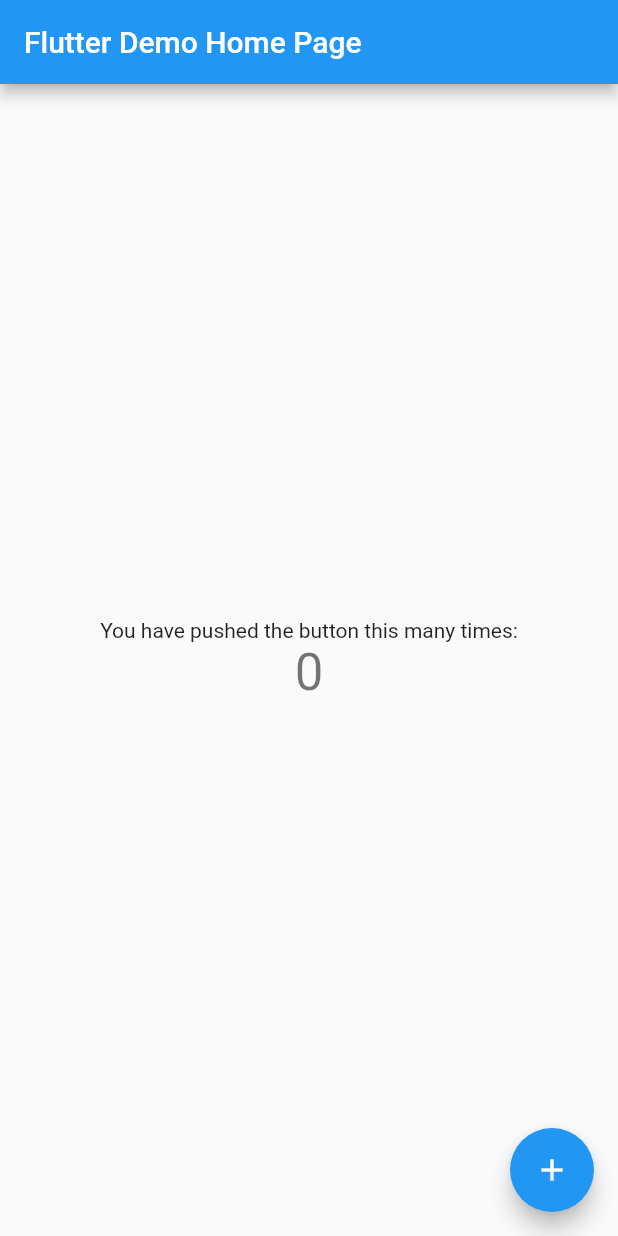
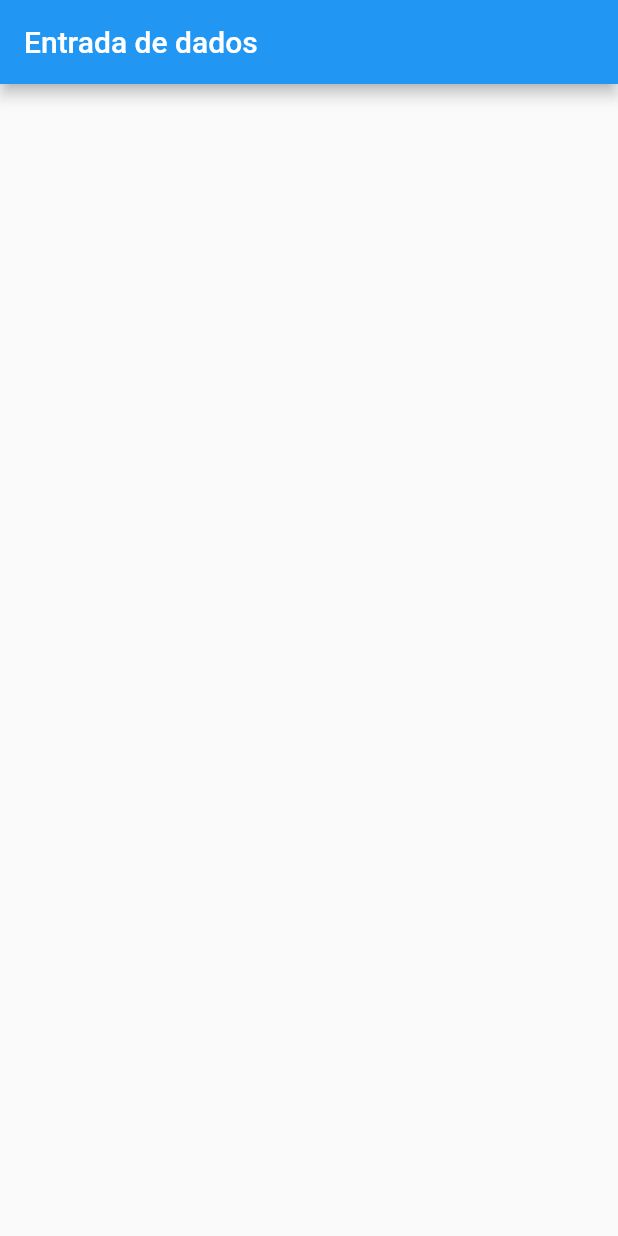
Before and after one commit to danielfmpc/checkbox, a Flutter app: the screen it shows after launch, on a phone screen of 412 x 824 dp. Run offline on Flutter 3.47's test engine with Material 2 defaults, Android fonts, the phone set to English and light mode, and no system bars.

Commit message:
Criando a estrutura

```diff
--- /dev/null
+++ b/lib/CampoTexto.dart
@@ -0,0 +1,17 @@
+import 'package:flutter/material.dart';
+
+class CampoTexto extends StatefulWidget {
+  @override
+  _CampoTextoState createState() => _CampoTextoState();
+}
+
+class _CampoTextoState extends State<CampoTexto> {
+	@override
+	Widget build(BuildContext context) {
+		return Scaffold(
+			appBar: AppBar(
+				title: Text("Entrada de dados"),
+			),
+		);
+	}
+}
--- a/lib/main.dart
+++ b/lib/main.dart
@@ -1,111 +1,11 @@
 import 'package:flutter/material.dart';
+import 'CampoTexto.dart';
 
-void main() => runApp(MyApp());
-
-class MyApp extends StatelessWidget {
-  // This widget is the root of your application.
-  @override
-  Widget build(BuildContext context) {
-    return MaterialApp(
-      title: 'Flutter Demo',
-      theme: ThemeData(
-        // This is the theme of your application.
-        //
-        // Try running your application with "flutter run". You'll see the
-        // application has a blue toolbar. Then, without quitting the app, try
-        // changing the primarySwatch below to Colors.green and then invoke
-        // "hot reload" (press "r" in the console where you ran "flutter run",
-        // or simply save your changes to "hot reload" in a Flutter IDE).
-        // Notice that the counter didn't reset back to zero; the application
-        // is not restarted.
-        primarySwatch: Colors.blue,
-      ),
-      home: MyHomePage(title: 'Flutter Demo Home Page'),
-    );
-  }
+void main(){
+	runApp(
+		MaterialApp(
+			home: CampoTexto(),
+			debugShowCheckedModeBanner: false,
+		),
+	);
 }
-
-class MyHomePage extends StatefulWidget {
-  MyHomePage({Key key, this.title}) : super(key: key);
-
-  // This widget is the home page of your application. It is stateful, meaning
-  // that it has a State object (defined below) that contains fields that affect
-  // how it looks.
-
-  // This class is the configuration for the state. It holds the values (in this
-  // case the title) provided by the parent (in this case the App widget) and
-  // used by the build method of the State. Fields in a Widget subclass are
-  // always marked "final".
-
-  final String title;
-
-  @override
-  _MyHomePageState createState() => _MyHomePageState();
-}
-
-class _MyHomePageState extends State<MyHomePage> {
-  int _counter = 0;
-
-  void _incrementCounter() {
-    setState(() {
-      // This call to setState tells the Flutter framework that something has
-      // changed in this State, which causes it to rerun the build method below
-      // so that the display can reflect the updated values. If we changed
-      // _counter without calling setState(), then the build method would not be
-      // called again, and so nothing would appear to happen.
-      _counter++;
-    });
-  }
-
-  @override
-  Widget build(BuildContext context) {
-    // This method is rerun every time setState is called, for instance as done
-    // by the _incrementCounter method above.
-    //
-    // The Flutter framework has been optimized to make rerunning build methods
-    // fast, so that you can just rebuild anything that needs updating rather
-    // than having to individually change instances of widgets.
-    return Scaffold(
-      appBar: AppBar(
-        // Here we take the value from the MyHomePage object that was created by
-        // the App.build method, and use it to set our appbar title.
-        title: Text(widget.title),
-      ),
-      body: Center(
-        // Center is a layout widget. It takes a single child and positions it
-        // in the middle of the parent.
-        child: Column(
-          // Column is also layout widget. It takes a list of children and
-          // arranges them vertically. By default, it sizes itself to fit its
-          // children horizontally, and tries to be as tall as its parent.
-          //
-          // Invoke "debug painting" (press "p" in the console, choose the
-          // "Toggle Debug Paint" action from the Flutter Inspector in Android
-          // Studio, or the "Toggle Debug Paint" command in Visual Studio Code)
-          // to see the wireframe for each widget.
-          //
-          // Column has various properties to control how it sizes itself and
-          // how it positions its children. Here we use mainAxisAlignment to
-          // center the children vertically; the main axis here is the vertical
-          // axis because Columns are vertical (the cross axis would be
-          // horizontal).
-          mainAxisAlignment: MainAxisAlignment.center,
-          children: <Widget>[
-            Text(
-              'You have pushed the button this many times:',
-            ),
-            Text(
-              '$_counter',
-              style: Theme.of(context).textTheme.display1,
-            ),
-          ],
-        ),
-      ),
-      floatingActionButton: FloatingActionButton(
-        onPressed: _incrementCounter,
-        tooltip: 'Increment',
-        child: Icon(Icons.add),
-      ), // This trailing comma makes auto-formatting nicer for build methods.
-    );
-  }
-}
```
Also changed, not shown: 1 other file.
